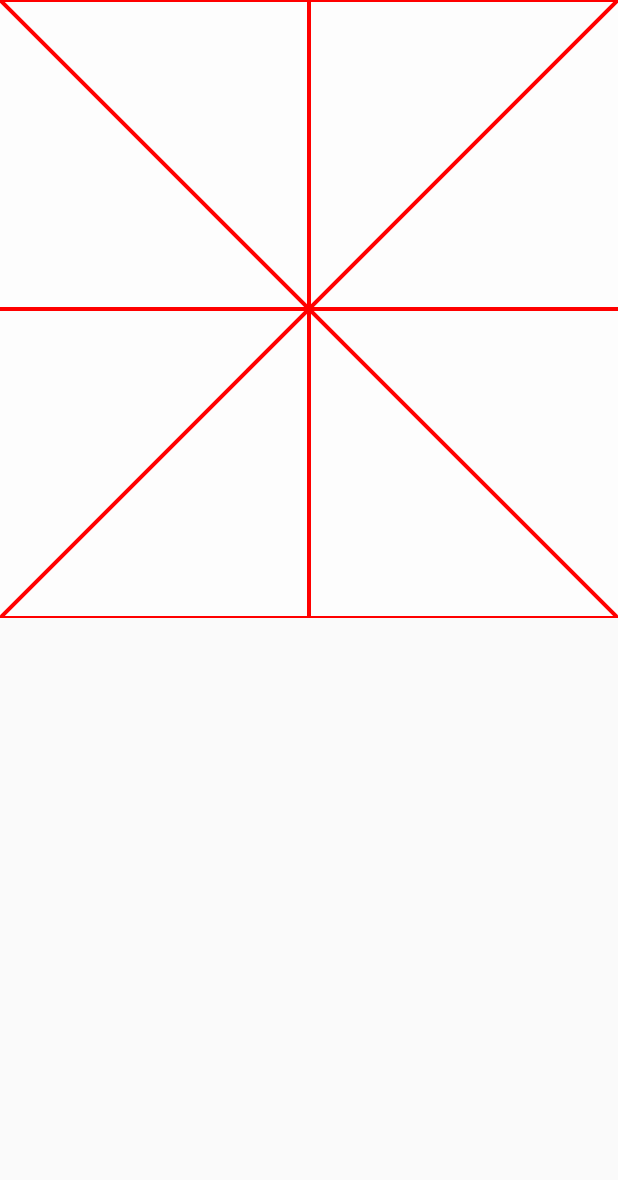
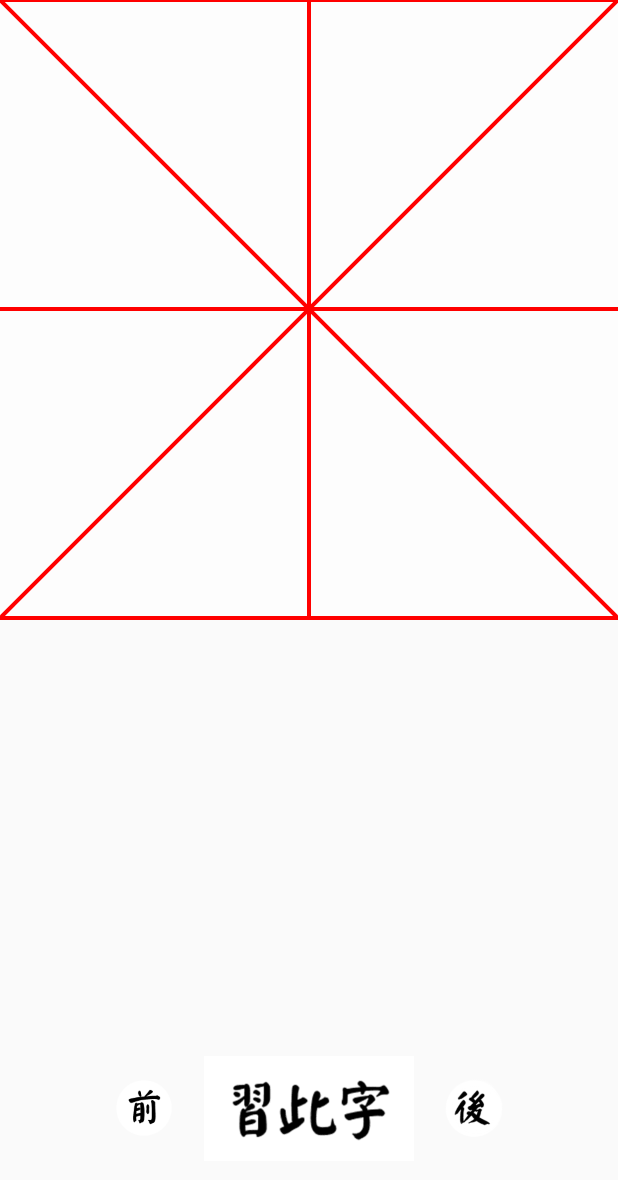
Before and after one commit to kevin-zhan/Calligraphy, an Android app: the layout activity_copybook_single_page.xml on its own in the app's theme, with its tools: preview values and no code run, on a phone screen of 412 x 824 dp. Shown: the top 1180 px of the screen. Run offline under Robolectric (Android 15) with nearby library versions, the phone set to English and light mode, and no system bars.

Commit message:
添加操作按钮及相关动画

```diff
--- a/app/src/main/res/layout/activity_copybook_single_page.xml
+++ b/app/src/main/res/layout/activity_copybook_single_page.xml
@@ -2,11 +2,11 @@
 <RelativeLayout xmlns:android="http://schemas.android.com/apk/res/android"
     xmlns:tools="http://schemas.android.com/tools"
     android:layout_width="match_parent"
-    android:layout_height="wrap_content">
+    android:layout_height="match_parent">
     <tech.zymx.calligraphy.view.TapStopScrollView
         android:id="@+id/scroll_view"
         android:layout_width="match_parent"
-        android:layout_height="wrap_content"
+        android:layout_height="match_parent"
         tools:context="tech.zymx.calligraphy.activity.CopybookSinglePageActivity"
         >
         <ImageView
@@ -21,4 +21,35 @@
         android:layout_width="match_parent"
         android:layout_height="match_parent"
         />
+    <LinearLayout
+        android:layout_width="wrap_content"
+        android:layout_height="wrap_content"
+        android:orientation="horizontal"
+        android:layout_alignParentBottom="true"
+        android:layout_centerHorizontal="true"
+        android:layout_marginBottom="50dp"
+        >
+        <ImageView
+            android:id="@+id/go_pre"
+            android:layout_width="40dp"
+            android:layout_height="40dp"
+            android:src="@drawable/go_pre"
+            android:layout_marginEnd="20dp"
+            android:layout_gravity="center_vertical"
+            />
+        <ImageView
+            android:id="@+id/practice_this"
+            android:layout_width="140dp"
+            android:layout_height="70dp"
+            android:src="@drawable/practice_word"
+            />
+        <ImageView
+            android:id="@+id/go_next"
+            android:layout_width="40dp"
+            android:layout_height="40dp"
+            android:src="@drawable/go_back"
+            android:layout_marginStart="20dp"
+            android:layout_gravity="center_vertical"
+            />
+    </LinearLayout>
 </RelativeLayout>
```
Also changed, not shown: app/src/main/java/tech/zymx/calligraphy/activity/CopybookSinglePageActivity.java (+96 -20 lines), app/src/main/java/tech/zymx/calligraphy/view/WordBoxView.java (+0 -37 lines), app/src/main/res/drawable/go_back.png (added), app/src/main/res/drawable/go_pre.png (added), app/src/main/res/drawable/practice_done.png (added), app/src/main/res/drawable/practice_word.png (added).
